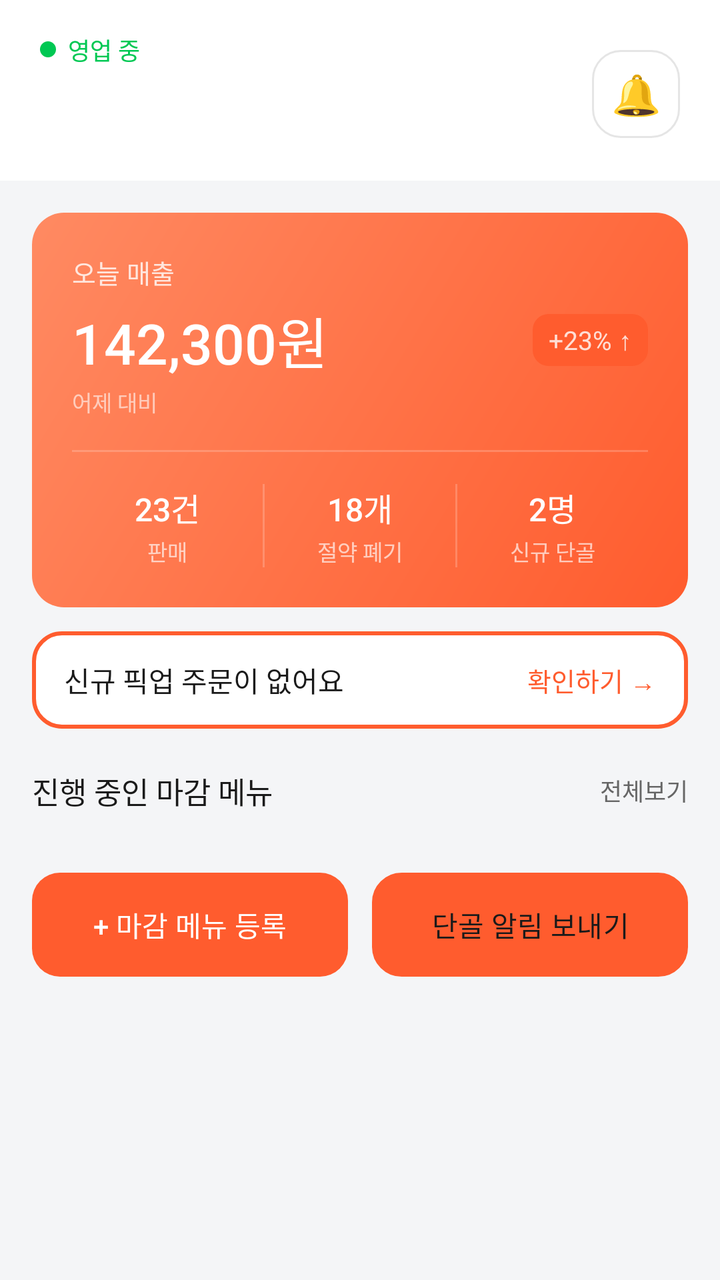
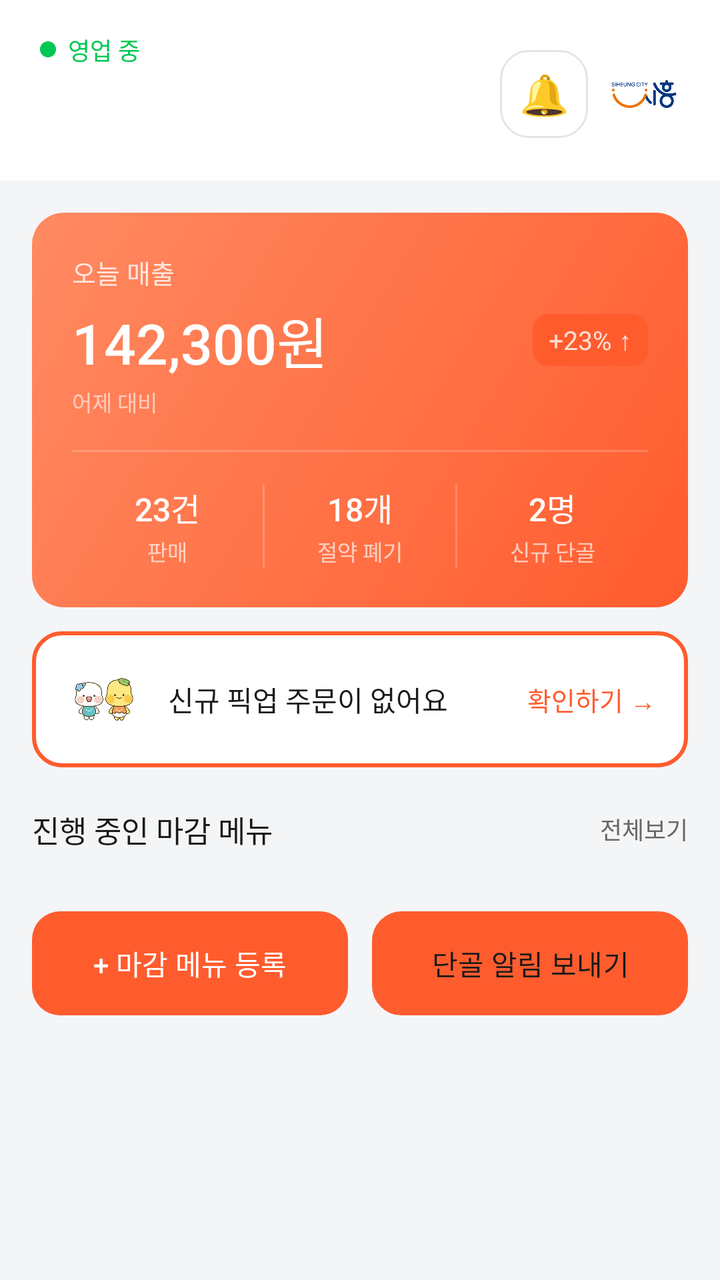

Screens rendered from an Android XML layout before and after an edit, with the pre-edit source and the edit as a unified diff.
<!-- AndroidManifest.xml: application theme Theme.Deuktemsiru_seller -->
<!-- res/layout/fragment_home.xml -->
<?xml version="1.0" encoding="utf-8"?>
<androidx.core.widget.NestedScrollView
    xmlns:android="http://schemas.android.com/apk/res/android"
    xmlns:app="http://schemas.android.com/apk/res-auto"
    android:layout_width="match_parent"
    android:layout_height="match_parent"
    android:background="@color/surface"
    android:fillViewport="true">

    <LinearLayout
        android:layout_width="match_parent"
        android:layout_height="wrap_content"
        android:orientation="vertical"
        android:paddingBottom="16dp">

        
        <LinearLayout
            android:layout_width="match_parent"
            android:layout_height="wrap_content"
            android:orientation="horizontal"
            android:gravity="center_vertical"
            android:paddingStart="20dp"
            android:paddingEnd="20dp"
            android:paddingTop="16dp"
            android:paddingBottom="12dp"
            android:background="@color/white">

            <LinearLayout
                android:layout_width="0dp"
                android:layout_height="wrap_content"
                android:layout_weight="1"
                android:orientation="vertical">

                <LinearLayout
                    android:layout_width="wrap_content"
                    android:layout_height="wrap_content"
                    android:orientation="horizontal"
                    android:gravity="center_vertical">

                    <View
                        android:layout_width="8dp"
                        android:layout_height="8dp"
                        android:background="@drawable/bg_status_dot_online"
                        android:layout_marginEnd="6dp" />

                    <TextView
                        android:layout_width="wrap_content"
                        android:layout_height="wrap_content"
                        android:text="영업 중"
                        android:textSize="12sp"
                        android:textColor="@color/online"
                        android:fontFamily="sans-serif-medium" />

                </LinearLayout>

                <TextView
                    android:id="@+id/tv_store_name"
                    android:layout_width="wrap_content"
                    android:layout_height="wrap_content"
                    android:text=""
                    android:textSize="18sp"
                    android:textColor="@color/text"
                    android:fontFamily="sans-serif-medium"
                    android:layout_marginTop="2dp" />

                <TextView
                    android:id="@+id/tv_closing_time"
                    android:layout_width="wrap_content"
                    android:layout_height="wrap_content"
                    android:text=""
                    android:textSize="12sp"
                    android:textColor="@color/text_sub"
                    android:layout_marginTop="2dp" />

            </LinearLayout>

            
            <TextView
                android:id="@+id/btn_bell"
                android:layout_width="44dp"
                android:layout_height="44dp"
                android:gravity="center"
                android:text="🔔"
                android:textSize="20sp"
                android:background="@drawable/bg_card_white"
                android:clickable="true"
                android:focusable="true" />

        </LinearLayout>

        
        <LinearLayout
            android:id="@+id/card_sales"
            android:layout_width="match_parent"
            android:layout_height="wrap_content"
            android:orientation="vertical"
            android:background="@drawable/bg_gradient_primary_card"
            android:paddingStart="20dp"
            android:paddingEnd="20dp"
            android:paddingTop="20dp"
            android:paddingBottom="20dp"
            android:layout_marginStart="16dp"
            android:layout_marginEnd="16dp"
            android:layout_marginTop="16dp"
            android:clickable="true"
            android:focusable="true">

            <TextView
                android:layout_width="wrap_content"
                android:layout_height="wrap_content"
                android:text="오늘 매출"
                android:textSize="13sp"
                android:textColor="#CCFFFFFF"
                android:fontFamily="sans-serif-medium" />

            <LinearLayout
                android:layout_width="match_parent"
                android:layout_height="wrap_content"
                android:orientation="horizontal"
                android:gravity="center_vertical"
                android:layout_marginTop="4dp">

                <TextView
                    android:id="@+id/tv_today_sales"
                    android:layout_width="0dp"
                    android:layout_height="wrap_content"
                    android:layout_weight="1"
                    android:text="142,300원"
                    android:textSize="28sp"
                    android:textColor="@color/white"
                    android:fontFamily="sans-serif-medium" />

                <TextView
                    android:layout_width="wrap_content"
                    android:layout_height="wrap_content"
                    android:text="+23% ↑"
                    android:textSize="13sp"
                    android:textColor="#CCFFFFFF"
                    android:background="@drawable/bg_rounded_primary"
                    android:paddingStart="8dp"
                    android:paddingEnd="8dp"
                    android:paddingTop="4dp"
                    android:paddingBottom="4dp" />

            </LinearLayout>

            <TextView
                android:layout_width="wrap_content"
                android:layout_height="wrap_content"
                android:text="어제 대비"
                android:textSize="11sp"
                android:textColor="#99FFFFFF"
                android:layout_marginTop="2dp" />

            
            <View
                android:layout_width="match_parent"
                android:layout_height="1dp"
                android:background="#33FFFFFF"
                android:layout_marginTop="16dp"
                android:layout_marginBottom="16dp" />

            
            <LinearLayout
                android:layout_width="match_parent"
                android:layout_height="wrap_content"
                android:orientation="horizontal">

                <LinearLayout
                    android:layout_width="0dp"
                    android:layout_height="wrap_content"
                    android:layout_weight="1"
                    android:orientation="vertical"
                    android:gravity="center">

                    <TextView
                        android:id="@+id/tv_today_orders"
                        android:layout_width="wrap_content"
                        android:layout_height="wrap_content"
                        android:text="23건"
                        android:textSize="16sp"
                        android:textColor="@color/white"
                        android:fontFamily="sans-serif-medium" />

                    <TextView
                        android:layout_width="wrap_content"
                        android:layout_height="wrap_content"
                        android:text="판매"
                        android:textSize="11sp"
                        android:textColor="#AAFFFFFF"
                        android:layout_marginTop="2dp" />

                </LinearLayout>

                <View
                    android:layout_width="1dp"
                    android:layout_height="match_parent"
                    android:background="#33FFFFFF" />

                <LinearLayout
                    android:layout_width="0dp"
                    android:layout_height="wrap_content"
                    android:layout_weight="1"
                    android:orientation="vertical"
                    android:gravity="center">

                    <TextView
                        android:layout_width="wrap_content"
                        android:layout_height="wrap_content"
                        android:text="18개"
                        android:textSize="16sp"
                        android:textColor="@color/white"
                        android:fontFamily="sans-serif-medium" />

                    <TextView
                        android:layout_width="wrap_content"
                        android:layout_height="wrap_content"
                        android:text="절약 폐기"
                        android:textSize="11sp"
                        android:textColor="#AAFFFFFF"
                        android:layout_marginTop="2dp" />

                </LinearLayout>

                <View
                    android:layout_width="1dp"
                    android:layout_height="match_parent"
                    android:background="#33FFFFFF" />

                <LinearLayout
                    android:layout_width="0dp"
                    android:layout_height="wrap_content"
                    android:layout_weight="1"
                    android:orientation="vertical"
                    android:gravity="center">

                    <TextView
                        android:layout_width="wrap_content"
                        android:layout_height="wrap_content"
                        android:text="2명"
                        android:textSize="16sp"
                        android:textColor="@color/white"
                        android:fontFamily="sans-serif-medium" />

                    <TextView
                        android:layout_width="wrap_content"
                        android:layout_height="wrap_content"
                        android:text="신규 단골"
                        android:textSize="11sp"
                        android:textColor="#AAFFFFFF"
                        android:layout_marginTop="2dp" />

                </LinearLayout>

            </LinearLayout>

        </LinearLayout>

        
        <LinearLayout
            android:id="@+id/card_new_order"
            android:layout_width="match_parent"
            android:layout_height="wrap_content"
            android:orientation="horizontal"
            android:gravity="center_vertical"
            android:background="@drawable/bg_card_primary_border"
            android:paddingStart="16dp"
            android:paddingEnd="16dp"
            android:paddingTop="14dp"
            android:paddingBottom="14dp"
            android:layout_marginStart="16dp"
            android:layout_marginEnd="16dp"
            android:layout_marginTop="12dp"
            android:clickable="true"
            android:focusable="true">

            <TextView
                android:id="@+id/tv_new_order_alert"
                android:layout_width="0dp"
                android:layout_height="wrap_content"
                android:layout_weight="1"
                android:text="@string/new_order_alert_empty"
                android:textSize="14sp"
                android:textColor="@color/text"
                android:fontFamily="sans-serif-medium" />

            <TextView
                android:layout_width="wrap_content"
                android:layout_height="wrap_content"
                android:text="확인하기 →"
                android:textSize="13sp"
                android:textColor="@color/primary"
                android:fontFamily="sans-serif-medium" />

        </LinearLayout>

        
        <LinearLayout
            android:layout_width="match_parent"
            android:layout_height="wrap_content"
            android:orientation="vertical"
            android:layout_marginStart="16dp"
            android:layout_marginEnd="16dp"
            android:layout_marginTop="20dp">

            <LinearLayout
                android:layout_width="match_parent"
                android:layout_height="wrap_content"
                android:orientation="horizontal"
                android:gravity="center_vertical"
                android:layout_marginBottom="10dp">

                <TextView
                    android:layout_width="0dp"
                    android:layout_height="wrap_content"
                    android:layout_weight="1"
                    android:text="@string/active_menus_title"
                    android:textSize="15sp"
                    android:textColor="@color/text"
                    android:fontFamily="sans-serif-medium" />

                <TextView
                    android:layout_width="wrap_content"
                    android:layout_height="wrap_content"
                    android:text="전체보기"
                    android:textSize="12sp"
                    android:textColor="@color/text_sub" />

            </LinearLayout>

            <LinearLayout
                android:id="@+id/active_menu_container"
                android:layout_width="match_parent"
                android:layout_height="wrap_content"
                android:orientation="vertical" />

        </LinearLayout>

        
        <LinearLayout
            android:layout_width="match_parent"
            android:layout_height="wrap_content"
            android:orientation="horizontal"
            android:layout_marginStart="16dp"
            android:layout_marginEnd="16dp"
            android:layout_marginTop="20dp"
            android:layout_marginBottom="8dp">

            <Button
                android:id="@+id/btn_register_menu"
                android:layout_width="0dp"
                android:layout_height="52dp"
                android:layout_weight="1"
                android:text="+ 마감 메뉴 등록"
                android:textSize="14sp"
                android:textColor="@color/white"
                android:fontFamily="sans-serif-medium"
                android:background="@drawable/bg_button_dark"
                android:layout_marginEnd="6dp"
                android:insetTop="0dp"
                android:insetBottom="0dp"
                android:stateListAnimator="@null" />

            <Button
                android:id="@+id/btn_send_notification"
                android:layout_width="0dp"
                android:layout_height="52dp"
                android:layout_weight="1"
                android:text="단골 알림 보내기"
                android:textSize="14sp"
                android:textColor="@color/text"
                android:fontFamily="sans-serif-medium"
                android:background="@drawable/bg_button_outline"
                android:layout_marginStart="6dp"
                android:insetTop="0dp"
                android:insetBottom="0dp"
                android:stateListAnimator="@null" />

        </LinearLayout>

    </LinearLayout>

</androidx.core.widget.NestedScrollView>
<!-- resources referenced by this layout -->
<resources>
  <color name="online">#FF00C853</color>
  <color name="primary">#FFFF5C2E</color>
  <color name="surface">#FFF4F5F7</color>
  <color name="text">#FF1A1A1A</color>
  <color name="text_sub">#FF666666</color>
  <color name="white">#FFFFFFFF</color>
  <!-- drawable bg_button_dark (drawable) -->
  <?xml version="1.0" encoding="utf-8"?>
  <shape xmlns:android="http://schemas.android.com/apk/res/android"
      android:shape="rectangle">
      <solid android:color="#1A1A1A" />
      <corners android:radius="14dp" />
  </shape>
  <!-- drawable bg_button_outline (drawable) -->
  <?xml version="1.0" encoding="utf-8"?>
  <shape xmlns:android="http://schemas.android.com/apk/res/android"
      android:shape="rectangle">
      <solid android:color="#FFFFFF" />
      <stroke android:width="1.5dp" android:color="#E5E5E5" />
      <corners android:radius="14dp" />
  </shape>
  <!-- drawable bg_card_primary_border (drawable) -->
  <?xml version="1.0" encoding="utf-8"?>
  <shape xmlns:android="http://schemas.android.com/apk/res/android"
      android:shape="rectangle">
      <solid android:color="#FFFFFF" />
      <stroke android:width="2dp" android:color="#FF5C2E" />
      <corners android:radius="14dp" />
  </shape>
  <!-- drawable bg_card_white (drawable) -->
  <?xml version="1.0" encoding="utf-8"?>
  <shape xmlns:android="http://schemas.android.com/apk/res/android"
      android:shape="rectangle">
      <solid android:color="#FFFFFF" />
      <stroke android:width="1dp" android:color="#E5E5E5" />
      <corners android:radius="14dp" />
  </shape>
  <!-- drawable bg_gradient_primary_card (drawable) -->
  <?xml version="1.0" encoding="utf-8"?>
  <shape xmlns:android="http://schemas.android.com/apk/res/android"
      android:shape="rectangle">
      <gradient
          android:angle="135"
          android:startColor="#FF5C2E"
          android:endColor="#FF8A62"
          android:type="linear" />
      <corners android:radius="16dp" />
  </shape>
  <!-- drawable bg_rounded_primary (drawable) -->
  <?xml version="1.0" encoding="utf-8"?>
  <shape xmlns:android="http://schemas.android.com/apk/res/android"
      android:shape="rectangle">
      <solid android:color="#FF5C2E" />
      <corners android:radius="8dp" />
  </shape>
  <!-- drawable bg_status_dot_online (drawable) -->
  <?xml version="1.0" encoding="utf-8"?>
  <shape xmlns:android="http://schemas.android.com/apk/res/android"
      android:shape="oval">
      <solid android:color="#00C853" />
      <size android:width="8dp" android:height="8dp" />
  </shape>
  <string name="active_menus_title">진행 중인 마감 메뉴</string>
  <string name="new_order_alert_empty">신규 픽업 주문이 없어요</string>
  <style name="Theme.Deuktemsiru_seller" parent="Base.Theme.Deuktemsiru_seller" />
  <style name="Base.Theme.Deuktemsiru_seller" parent="Theme.Material3.Light.NoActionBar">
          <item name="colorPrimary">@color/primary</item>
          <item name="colorPrimaryVariant">@color/primary_dark</item>
          <item name="colorOnPrimary">@color/white</item>
          <item name="colorSurface">@color/surface</item>
          <item name="android:colorBackground">@color/surface</item>
          <item name="android:fontFamily">sans-serif</item>
          <item name="bottomNavigationStyle">@style/Widget.App.BottomNav</item>
      </style>
  <color name="primary_dark">#FF6B2B12</color>
  <style name="Widget.App.BottomNav" parent="Widget.Material3.BottomNavigationView">
          <item name="itemIconTint">@color/bottom_nav_color</item>
          <item name="itemTextColor">@color/bottom_nav_color</item>
          <item name="itemActiveIndicatorStyle">@style/Widget.App.ActiveIndicator</item>
      </style>
  <style name="Widget.App.ActiveIndicator" parent="Widget.Material3.BottomNavigationView.ActiveIndicator">
          <item name="android:color">@color/primary_light</item>
      </style>
  <color name="primary_light">#FFFFEDE5</color>
</resources>

<!-- the commit's change to res/layout/fragment_home.xml (unified diff, before → after) -->
@@ -85,6 +85,14 @@
                 android:background="@drawable/bg_card_white"
                 android:clickable="true"
                 android:focusable="true" />
+
+            <ImageView
+                android:layout_width="36dp"
+                android:layout_height="36dp"
+                android:layout_marginStart="10dp"
+                android:contentDescription="시흥시 BI"
+                android:scaleType="fitCenter"
+                android:src="@drawable/img_siheung_bi" />
 
         </LinearLayout>
 
@@ -273,6 +281,14 @@
             android:layout_marginTop="12dp"
             android:clickable="true"
             android:focusable="true">
+
+            <ImageView
+                android:layout_width="40dp"
+                android:layout_height="40dp"
+                android:layout_marginEnd="12dp"
+                android:contentDescription="시흥시 캐릭터"
+                android:scaleType="fitCenter"
+                android:src="@drawable/img_siheung_character" />
 
             <TextView
                 android:id="@+id/tv_new_order_alert"
<!-- resource entries referenced after the edit -->
@@ -62,6 +62,8 @@
       <solid android:color="#00C853" />
       <size android:width="8dp" android:height="8dp" />
   </shape>
+  <!-- drawable img_siheung_bi: png bitmap (drawable-nodpi, 9812 bytes) -->
+  <!-- drawable img_siheung_character: png bitmap (drawable-nodpi, 88320 bytes) -->
   <string name="active_menus_title">진행 중인 마감 메뉴</string>
   <string name="new_order_alert_empty">신규 픽업 주문이 없어요</string>
   <style name="Theme.Deuktemsiru_seller" parent="Base.Theme.Deuktemsiru_seller" />
